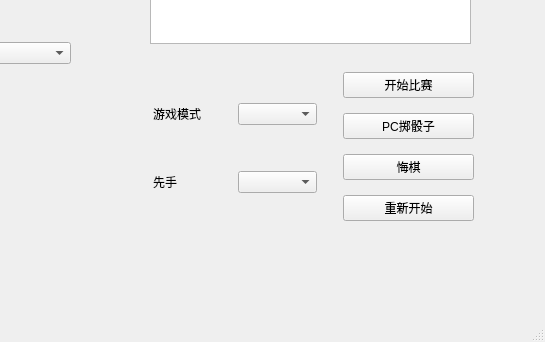
First picture: the form in view/mainwindow.ui, repository Kelfvin/Einstein_BlueShadow, before the edit; both pictures show x 410 to 955 and y 437 to 779 of the 955 by 779 pixel window.
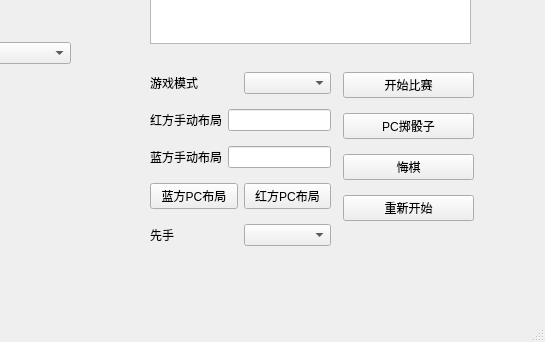
Second picture: the form after the edit.

Commit message: 新增最优布局

Patch:
```diff
--- a/view/mainwindow.ui
+++ b/view/mainwindow.ui
@@ -87,10 +87,10 @@
    <widget class="QWidget" name="verticalLayoutWidget_4">
     <property name="geometry">
      <rect>
-      <x>563</x>
+      <x>560</x>
       <y>500</y>
-      <width>164</width>
-      <height>171</height>
+      <width>181</width>
+      <height>195</height>
      </rect>
     </property>
     <layout class="QVBoxLayout" name="verticalLayout_4">
@@ -111,6 +111,52 @@
        </item>
       </layout>
      </item>
+     <item>
+      <layout class="QHBoxLayout" name="horizontalLayout_8">
+       <item>
+        <widget class="QLabel" name="label_4">
+         <property name="text">
+          <string>红方手动布局</string>
+         </property>
+        </widget>
+       </item>
+       <item>
+        <widget class="QLineEdit" name="red_pos_lineEdit"/>
+       </item>
+      </layout>
+     </item>
+     <item>
+      <layout class="QHBoxLayout" name="horizontalLayout">
+       <item>
+        <widget class="QLabel" name="label_2">
+         <property name="text">
+          <string>蓝方手动布局</string>
+         </property>
+        </widget>
+       </item>
+       <item>
+        <widget class="QLineEdit" name="blue_pos_lineEdit"/>
+       </item>
+      </layout>
+     </item>
+     <item>
+      <layout class="QHBoxLayout" name="horizontalLayout_9">
+       <item>
+        <widget class="QPushButton" name="blue_best_place_pushButton">
+         <property name="text">
+          <string>蓝方PC布局</string>
+         </property>
+        </widget>
+       </item>
+       <item>
+        <widget class="QPushButton" name="red_best_place_pushButton">
+         <property name="text">
+          <string>红方PC布局</string>
+         </property>
+        </widget>
+       </item>
+      </layout>
+     </item>
      <item>
       <layout class="QHBoxLayout" name="horizontalLayout_2">
        <item>
```
Left out of the diff: 72 changed lines with no effect on the pictures. The commit also changes 7 other files.
